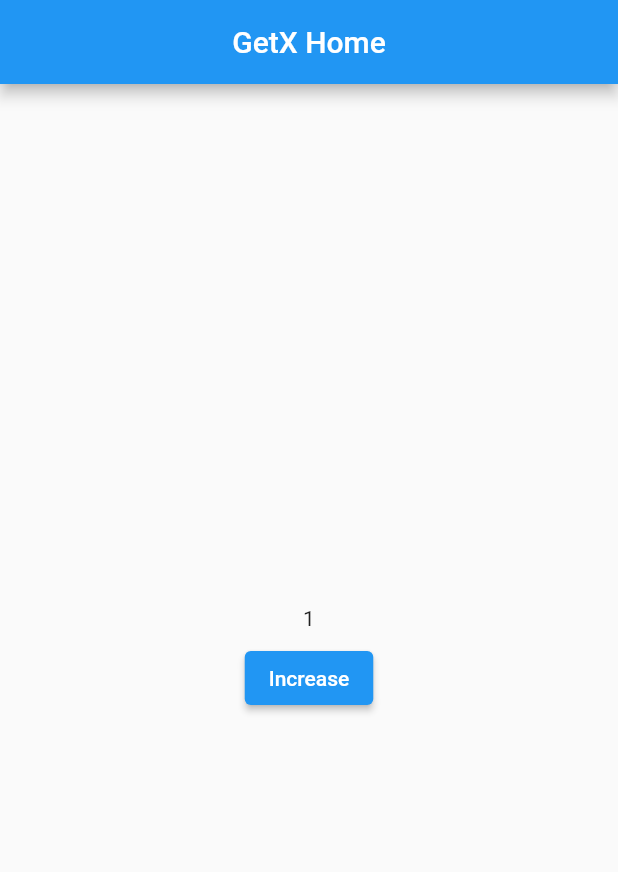
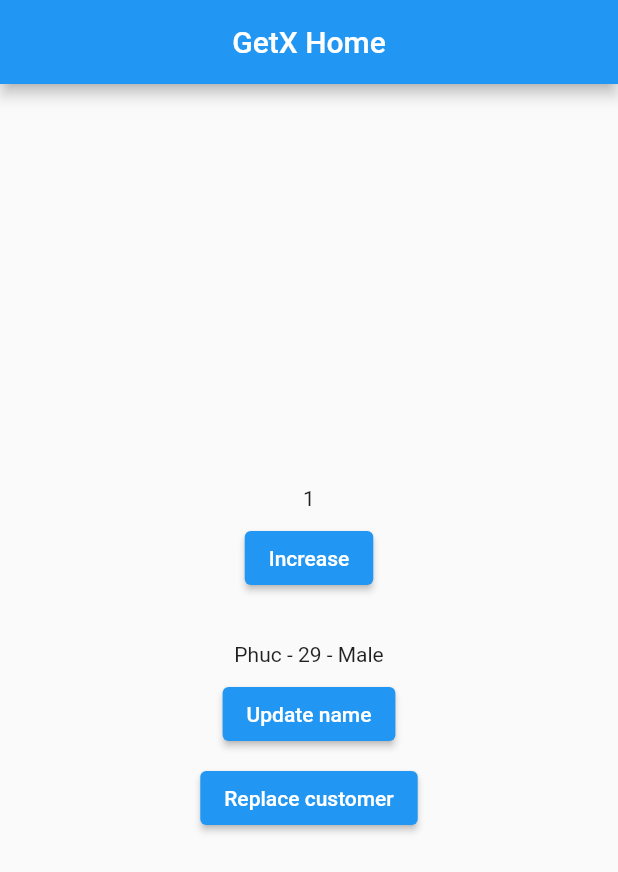
Before and after one commit to rossnguyen/flutter-getx, a Flutter app: the screen it shows after launch, after a tap on "Increase", on a phone screen of 412 x 824 dp. Shown: the top 872 px of the screen. Run offline on Flutter 3.47's test engine with Material 2 defaults, Android fonts, the phone set to English and light mode, and no system bars; our stand-ins replace get.

Commit message:
obs example

```diff
--- a/lib/main.dart
+++ b/lib/main.dart
@@ -2,12 +2,10 @@ import 'package:flutter/material.dart';
 import 'package:get/get.dart';
 import 'package:getx_demo/routes/app_pages.dart';
 
-import 'app_by_provider/home_view_apply_provider.dart';
 
 
 void main() {
   runApp(const GetXApp());
-  // runApp(const ProviderApp());
 }
 
 class GetXApp extends StatelessWidget {
@@ -26,19 +24,3 @@ class GetXApp extends StatelessWidget {
     );
   }
 }
-
-class ProviderApp extends StatelessWidget {
-  const ProviderApp({Key? key}) : super(key: key);
-
-  // This widget is the root of your application.
-  @override
-  Widget build(BuildContext context) {
-    return MaterialApp(
-      title: 'GetX state management demo',
-      theme: ThemeData(
-        primarySwatch: Colors.blue,
-      ),
-      home: HomeViewApplyProvider(),
-    );
-  }
-}
--- a/lib/pages/home/controllers/home_controller.dart
+++ b/lib/pages/home/controllers/home_controller.dart
@@ -1,17 +1,54 @@
+import 'dart:math';
+
 import 'package:get/get.dart';
+import 'package:getx_demo/pages/home/model/customer_info.dart';
 
 class HomeController extends GetxController {
   final count = 0.obs;
-  @override
-  void onInit() {
-    super.onInit();
+  final RxInt count1 = 0.obs;
+  final Rx<int> count2 = 0.obs;
+  final RxnInt count3 = RxnInt();
+  final Rx<CustomerInfo> customerInfo =
+      CustomerInfo(name: 'Phuc', old: 29, isMale: true).obs;
+  final RxList<CustomerInfo> listUser = RxList();
+  final nameList = ['Phục', 'Nghị', 'Bảo', 'Hiếu', 'Huy'];
+  void increment() => count.value++;
+
+  void updateName() {
+    customerInfo.value.name = 'Phuc dep trai';
+    // customerInfo.update((val) {
+    //   val?.name = 'Phuc dep trai';
+    // });
+    // customerInfo(CustomerInfo(name: "Phuc dep trai", old: 29, isMale: true));
   }
 
-  @override
-  void onClose() {
-    super.onClose();
+  void replaceCustomer() {
+    customerInfo.value = CustomerInfo(
+        name: nameList[Random().nextInt(5)],
+        old: Random().nextInt(24),
+        isMale: Random().nextBool());
   }
 
-  void increment() => count.value++;
-  void decrease() => count.value--;
+  void addMoreCustomer() {
+    listUser.add(CustomerInfo(
+        name: nameList[Random().nextInt(5)],
+        old: Random().nextInt(24),
+        isMale: Random().nextBool()));
+  }
+
+  void removeCustomer() {
+    listUser.removeLast();
+  }
+
+  void refreshListAndAdSingle() {
+    listUser.assign(CustomerInfo(name: 'Phuc đẹp trai', old: 29, isMale: true));
+  }
+
+  void replaceListWithNewList() {
+    listUser.assignAll([
+      CustomerInfo(name: 'Nghị Hông Ngu', old: 24, isMale: true),
+      CustomerInfo(name: 'Bảo Hông Ngu', old: 8, isMale: true),
+      CustomerInfo(name: 'Phục cũng Hông Ngu', old: 29, isMale: true),
+    ]);
+  }
 }
--- /dev/null
+++ b/lib/pages/home/model/customer_info.dart
@@ -0,0 +1,10 @@
+class CustomerInfo {
+  String name;
+  int old;
+  bool isMale;
+  CustomerInfo({
+    required this.name,
+    required this.old,
+    required this.isMale,
+  });
+}
--- a/lib/pages/home/views/home_view.dart
+++ b/lib/pages/home/views/home_view.dart
@@ -1,8 +1,6 @@
 import 'package:flutter/material.dart';
 
 import 'package:get/get.dart';
-import 'package:provider/provider.dart';
-
 import '../controllers/home_controller.dart';
 
 class HomeView extends GetView<HomeController> {
@@ -19,8 +17,52 @@ class HomeView extends GetView<HomeController> {
           Obx(() => Text(controller.count.toString())),
           const SizedBox(height: 8),
           ElevatedButton(
-              onPressed: controller.increment,
-              child: const Text('Increase')),
+              onPressed: controller.increment, child: const Text('Increase')),
+          const SizedBox(height: 32),
+          Obx(() => Text(
+              '${controller.customerInfo.value.name} - ${controller.customerInfo.value.old} - ${controller.customerInfo.value.isMale ? 'Male' : 'Female'}')),
+          const SizedBox(height: 8),
+          ElevatedButton(
+              onPressed: controller.updateName,
+              child: const Text('Update name')),
+          const SizedBox(height: 8),
+          ElevatedButton(
+              onPressed: controller.replaceCustomer,
+              child: const Text('Replace customer')),
+          // Obx(() => ListView.separated(
+          //       shrinkWrap: true,
+          //       physics: const NeverScrollableScrollPhysics(),
+          //       itemCount: controller.listUser.length,
+          //       itemBuilder: (ctx, index) {
+          //         final info = controller.listUser[index];
+          //         return Padding(
+          //             padding: const EdgeInsets.all(8.0),
+          //             child: Text(
+          //                 '${info.name} - ${info.old} - ${info.isMale ? 'Male' : 'Female'}'));
+          //       },
+          //       separatorBuilder: (ctx, index) => const Divider(),
+          //     )),
+          // const SizedBox(
+          //   height: 8
+          // ),
+          // ElevatedButton(
+          //     onPressed: controller.addMoreCustomer,
+          //     child: const Text('Add more customer')),
+
+          // const SizedBox(height: 8),
+          // ElevatedButton(
+          //     onPressed: controller.removeCustomer,
+          //     child: const Text('Remove last')),
+
+          // const SizedBox(height: 8),
+          // ElevatedButton(
+          //     onPressed: controller.refreshListAndAdSingle,
+          //     child: const Text('Refresh and add single')),
+
+          // const SizedBox(height: 8),
+          // ElevatedButton(
+          //     onPressed: controller.replaceListWithNewList,
+          //     child: const Text('Replace with another list')),
         ]),
       ),
     );
--- a/pubspec.yaml
+++ b/pubspec.yaml
@@ -37,7 +37,6 @@ dependencies:
   # Use with the CupertinoIcons class for iOS style icons.
   cupertino_icons: ^1.0.2
   get: ^4.6.5
-  provider: ^6.0.5
 dev_dependencies:
   flutter_test:
     sdk: flutter
```
Also changed, not shown: lib/app_by_provider/home_model.dart (deleted, +0 -10 lines), lib/app_by_provider/home_view_apply_provider.dart (deleted, +0 -37 lines), pubspec.lock. Lines whose indentation alone changed are shown as unchanged.
